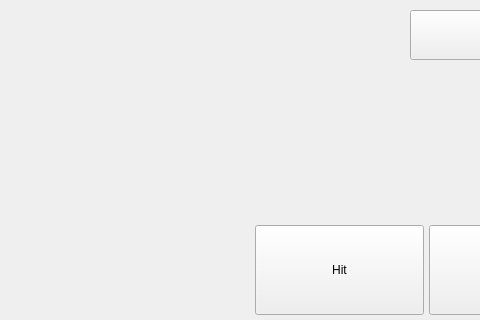
This is CardCounter/mainwindow.ui in CalebStandfield/full-blackjack-game-engine-with-UI as Qt 5 draws it before an edit; both pictures show x 0 to 480 and y 380 to 700 of the 1200 by 700 pixel window. The edited form follows.
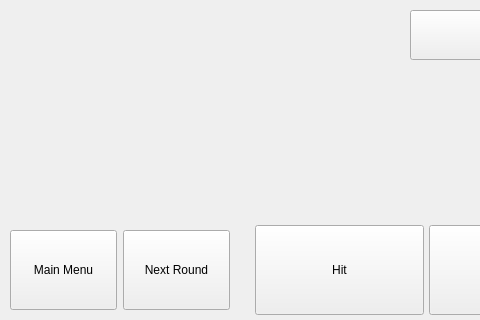
This is the edited form.

Commit message: new back of card, dealer hand gets updated

Diff of the .ui file:
```diff
--- a/CardCounter/mainwindow.ui
+++ b/CardCounter/mainwindow.ui
@@ -701,6 +701,66 @@
        </item>
       </layout>
      </widget>
+     <widget class="QWidget" name="continueToNextRound" native="true">
+      <property name="geometry">
+       <rect>
+        <x>0</x>
+        <y>600</y>
+        <width>240</width>
+        <height>100</height>
+       </rect>
+      </property>
+      <property name="minimumSize">
+       <size>
+        <width>120</width>
+        <height>80</height>
+       </size>
+      </property>
+      <layout class="QHBoxLayout" name="horizontalLayout_3">
+       <property name="leftMargin">
+        <number>10</number>
+       </property>
+       <property name="topMargin">
+        <number>10</number>
+       </property>
+       <property name="rightMargin">
+        <number>10</number>
+       </property>
+       <property name="bottomMargin">
+        <number>10</number>
+       </property>
+       <item>
+        <layout class="QHBoxLayout" name="horizontalLayout">
+         <item>
+          <widget class="QPushButton" name="backToMainMenuFromPlay">
+           <property name="sizePolicy">
+            <sizepolicy hsizetype="Minimum" vsizetype="Minimum">
+             <horstretch>0</horstretch>
+             <verstretch>0</verstretch>
+            </sizepolicy>
+           </property>
+           <property name="text">
+            <string>Main Menu</string>
+           </property>
+          </widget>
+         </item>
+         <item>
+          <widget class="QPushButton" name="nextRound">
+           <property name="sizePolicy">
+            <sizepolicy hsizetype="Minimum" vsizetype="Minimum">
+             <horstretch>0</horstretch>
+             <verstretch>0</verstretch>
+            </sizepolicy>
+           </property>
+           <property name="text">
+            <string>Next Round</string>
+           </property>
+          </widget>
+         </item>
+        </layout>
+       </item>
+      </layout>
+     </widget>
     </widget>
     <widget class="QWidget" name="basicStrategyChartScreen">
      <widget class="QPushButton" name="infoMenuButton">
```
The commit also changes 7 other files.
